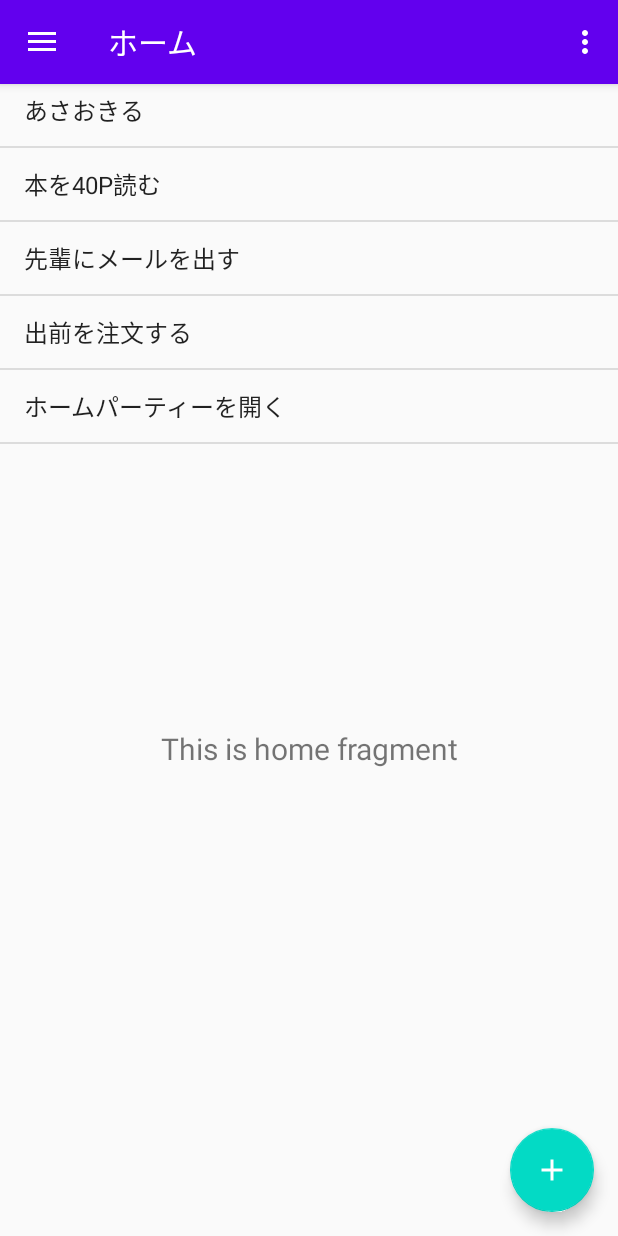
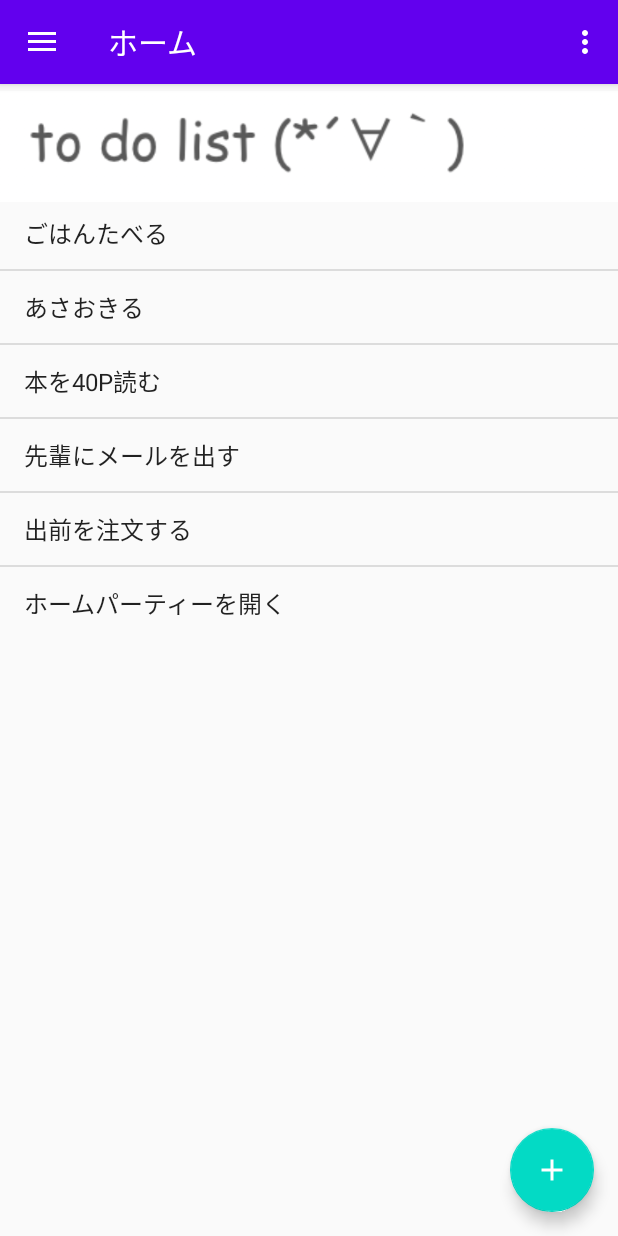
Before and after one commit to softboiledarmy/ikisona, an Android app: the screen it shows after launch (MainActivity), on a phone screen of 412 x 824 dp. Run offline under Robolectric (Android 15) with nearby library versions, the phone set to English and light mode, and no system bars; our stand-ins replace navigation-ui.

Commit message:
todolistの絵表示、this is home fragmentの消去

```diff
--- a/app/src/main/java/events/tgh2020/hackathon2020/MainActivity.java
+++ b/app/src/main/java/events/tgh2020/hackathon2020/MainActivity.java
@@ -44,12 +44,14 @@ public class MainActivity extends AppCompatActivity {
         /////////ここから金井////////////////////////////////
         // ListViewに表示する項目を生成
         final ArrayList<String> noodleList= new ArrayList<>();
+
         noodleList.add("ごはんたべる");
         noodleList.add("あさおきる");
         noodleList.add("本を40P読む");
         noodleList.add("先輩にメールを出す");
         noodleList.add("出前を注文する");
         noodleList.add("ホームパーティーを開く");
+
 
         /**
          * Adapterを生成
--- a/app/src/main/java/events/tgh2020/hackathon2020/ui/home/HomeFragment.java
+++ b/app/src/main/java/events/tgh2020/hackathon2020/ui/home/HomeFragment.java
@@ -23,13 +23,13 @@ public class HomeFragment extends Fragment {
         homeViewModel =
                 ViewModelProviders.of(this).get(HomeViewModel.class);
         View root = inflater.inflate(R.layout.fragment_home, container, false);
-        final TextView textView = root.findViewById(R.id.text_home);
-        homeViewModel.getText().observe(getViewLifecycleOwner(), new Observer<String>() {
-            @Override
-            public void onChanged(@Nullable String s) {
-                textView.setText(s);
-            }
-        });
+//        final TextView textView = root.findViewById(R.id.text_home);
+//        homeViewModel.getText().observe(getViewLifecycleOwner(), new Observer<String>() {
+//            @Override
+//            public void onChanged(@Nullable String s) {
+//                textView.setText(s);
+//            }
+//        });
         return root;
     }
 }
--- a/app/src/main/res/layout/activity_main.xml
+++ b/app/src/main/res/layout/activity_main.xml
@@ -7,14 +7,7 @@
     android:layout_height="match_parent"
     android:fitsSystemWindows="true"
     tools:openDrawer="start">
-    <ListView
-        android:id="@+id/list"
-        android:layout_width="wrap_content"
-        android:layout_height="0dp"
-        android:layout_marginBottom="16dp"
-        app:layout_constraintBottom_toTopOf="@+id/floatingActionButton"
-        app:layout_constraintStart_toStartOf="parent"
-        app:layout_constraintTop_toTopOf="parent" />
+
 
     <com.google.android.material.navigation.NavigationView
         android:id="@+id/nav_view"
--- a/app/src/main/res/layout/content_main.xml
+++ b/app/src/main/res/layout/content_main.xml
@@ -7,17 +7,29 @@
     app:layout_behavior="@string/appbar_scrolling_view_behavior"
     tools:showIn="@layout/app_bar_main">
 
+    <ListView
+        android:id="@+id/list"
+        android:layout_width="wrap_content"
+        android:layout_height="0dp"
+        android:layout_marginTop="75dp"
+        app:layout_constraintStart_toStartOf="parent"
+        app:layout_constraintTop_toTopOf="parent">
+
+    </ListView>
+
     <LinearLayout
         android:id="@+id/task"
         android:layout_width="match_parent"
         android:layout_height="match_parent"
-        android:orientation="vertical">
+        android:orientation="vertical"
+        app:layout_constraintStart_toStartOf="parent"
+        app:layout_constraintTop_toTopOf="parent">
 
-        <ListView
-            android:layout_width="377dp"
-            android:layout_height="61dp" >
-
-        </ListView>
+        <ImageView
+            android:id="@+id/imageView2"
+            android:layout_width="match_parent"
+            android:layout_height="wrap_content"
+            app:srcCompat="@drawable/todolist" />
 
         <fragment
             android:id="@+id/nav_host_fragment"
@@ -29,7 +41,6 @@
             app:navGraph="@navigation/mobile_navigation" />
 
 
-
     </LinearLayout>
 
 </androidx.constraintlayout.widget.ConstraintLayout>
--- a/app/src/main/res/layout/fragment_home.xml
+++ b/app/src/main/res/layout/fragment_home.xml
@@ -4,19 +4,4 @@
     xmlns:tools="http://schemas.android.com/tools"
     android:layout_width="match_parent"
     android:layout_height="match_parent"
-    tools:context=".ui.home.HomeFragment">
-
-    <TextView
-        android:id="@+id/text_home"
-        android:layout_width="match_parent"
-        android:layout_height="wrap_content"
-        android:layout_marginStart="8dp"
-        android:layout_marginTop="8dp"
-        android:layout_marginEnd="8dp"
-        android:textAlignment="center"
-        android:textSize="20sp"
-        app:layout_constraintBottom_toBottomOf="parent"
-        app:layout_constraintEnd_toEndOf="parent"
-        app:layout_constraintStart_toStartOf="parent"
-        app:layout_constraintTop_toTopOf="parent" />
-</androidx.constraintlayout.widget.ConstraintLayout>
+    tools:context=".ui.home.HomeFragment"/>
```
Also changed, not shown: app/src/main/java/events/tgh2020/hackathon2020/ui/gallery/GalleryFragment.java (+7 -7 lines), app/src/main/res/layout/fragment_gallery.xml (+1 -16 lines), app/src/main/res/drawable/avater_pink.png (deleted), app/src/main/res/drawable/todolist.png (added), 1 other file.
